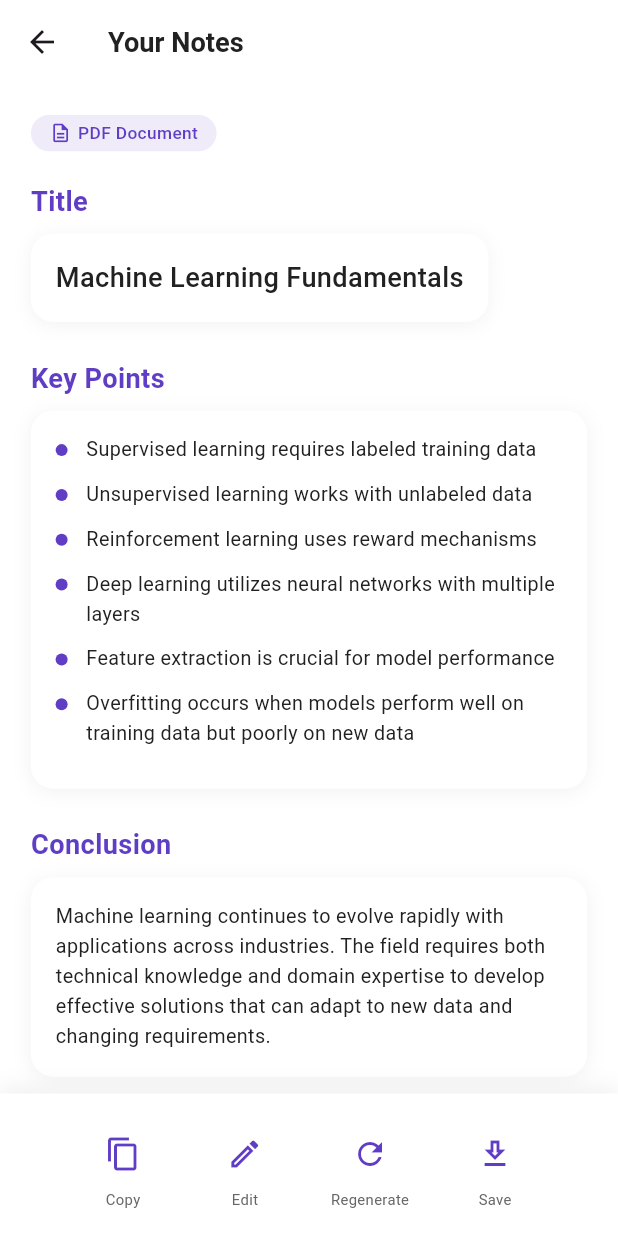
After one commit to Masab2/ZapDocs, a Flutter app: the NotesView screen opened by its route, on a phone screen of 412 x 824 dp. The commit adds this screen. Run offline on Flutter 3.47's test engine with Material 3 defaults, Android fonts, the phone set to English and light mode, and no system bars; our stand-ins replace another_flushbar, dotted_border, file_picker, freezed_annotation, pinput, shared_preferences; accounts and stored records are empty.

Commit message:
feat: Add notes generation and management functionality with UI integration

```diff
--- a/lib/Config/App/app_url.dart
+++ b/lib/Config/App/app_url.dart
@@ -14,4 +14,11 @@ class AppUrl {
 
   // Update Password
   static const String updatePassword = '${baseUrl}user/update-password';
+
+  // Generate Notes Url
+  static const String generateNotes = '${baseUrl}api/summerize-notes';
+
+  // get notes
+  static String getNotes(userId) =>
+      '${baseUrl}api/get-all-notes?userId=$userId';
 }
--- a/lib/Config/Routes/route_name.dart
+++ b/lib/Config/Routes/route_name.dart
@@ -6,4 +6,7 @@ class RouteNames {
   static const String checkEmailView = '/checkEmailView';
   static const String verifyPinView = '/verifyPinView';
   static const String updatePasswordView = '/updatePasswordView';
+
+ // Notes View
+  static const String notesView = '/notesView';
 }
--- a/lib/Config/Routes/routes.dart
+++ b/lib/Config/Routes/routes.dart
@@ -40,6 +40,11 @@ class Routes {
             email: email,
           ),
         );
+      case RouteNames.notesView:
+        return MaterialPageRoute(
+          builder: (context) => NotesView(),
+        );
+
       default:
         return MaterialPageRoute(
           builder: (_) {
--- /dev/null
+++ b/lib/Config/Utils/extract_notes_util.dart
@@ -0,0 +1,54 @@
+class ExtractNotesUtil {
+  static Map<String, dynamic> extractHeadingsAndContent(String summary) {
+    final lines = summary.split('\n');
+    final Map<String, dynamic> result = {
+      'Title': '',
+      'Key Points': <String>[],
+      'Conclusion': '',
+    };
+
+    String? currentKey;
+    List<String> keyTakeawayList = [];
+    StringBuffer conclusionContent = StringBuffer();
+
+    for (final line in lines) {
+      final trimmedLine = line.trim();
+
+      if (trimmedLine.startsWith('Title:')) {
+        result['Title'] = trimmedLine.replaceFirst('Title:', '').trim();
+        currentKey = null;
+        continue;
+      }
+
+      if (trimmedLine.startsWith('Key Points:')) {
+        currentKey = 'Key Points';
+        continue;
+      }
+
+      if (trimmedLine.startsWith('Conclusion:')) {
+        if (currentKey == 'Key Points') {
+          result['Key Points'] = keyTakeawayList;
+        }
+        currentKey = 'Conclusion';
+        conclusionContent.clear();
+        conclusionContent
+            .writeln(trimmedLine.replaceFirst('Conclusion:', '').trim());
+        continue;
+      }
+
+      if (currentKey == 'Key Points' && trimmedLine.startsWith('- ')) {
+        keyTakeawayList.add(trimmedLine.substring(2).trim());
+      } else if (currentKey == 'Conclusion') {
+        conclusionContent.writeln(trimmedLine);
+      }
+    }
+
+    if (currentKey == 'Key Points') {
+      result['Key Points'] = keyTakeawayList;
+    } else if (currentKey == 'Conclusion') {
+      result['Conclusion'] = conclusionContent.toString().trim();
+    }
+
+    return result;
+  }
+}
--- /dev/null
+++ b/lib/Model/NotesModel/notes_model.dart
@@ -0,0 +1,15 @@
+import 'package:freezed_annotation/freezed_annotation.dart';
+
+part 'notes_model.freezed.dart';
+part 'notes_model.g.dart';
+
+@freezed
+abstract class NotesModel with _$NotesModel {
+  factory NotesModel({
+    @JsonKey(name: "content") @Default("") String? content,
+    @JsonKey(name: "docType") @Default("") String? docType,
+  }) = _NotesModel;
+
+  factory NotesModel.fromJson(Map<String, dynamic> json) =>
+      _$NotesModelFromJson(json);
+}
--- /dev/null
+++ b/lib/Repository/NotesRepo/notes_repo.dart
@@ -0,0 +1,5 @@
+import 'package:zapdocs/Model/NotesModel/notes_model.dart';
+
+abstract class NotesRepo {
+  Future<NotesModel> generateNotes(file);
+}
--- /dev/null
+++ b/lib/Services/LocalStorage/local_storage.dart
@@ -0,0 +1,18 @@
+import 'package:shared_preferences/shared_preferences.dart';
+
+class LocalStorage {
+  Future<bool> setValue(String key, String value) async {
+    final prefs = await SharedPreferences.getInstance();
+    return await prefs.setString(key, value);
+  }
+
+  Future<String?> readValue(String key) async {
+    final prefs = await SharedPreferences.getInstance();
+    return prefs.getString(key);
+  }
+
+  Future<bool> clearValue(String key) async {
+    final prefs = await SharedPreferences.getInstance();
+    return await prefs.remove(key);
+  }
+}
--- a/lib/View/Auth/ForgetPassword/check_email_view.dart
+++ b/lib/View/Auth/ForgetPassword/check_email_view.dart
@@ -4,7 +4,6 @@ import 'package:zapdocs/Config/Components/AuthHeaderComp/auth_header_comp.dart';
 import 'package:zapdocs/Config/Components/AuthfeildsComp/auth_feild_comp.dart';
 import 'package:zapdocs/Config/Components/RoundBtn/round_btn.dart';
 import 'package:zapdocs/Config/Extenshion/extenshion.dart';
-import 'package:zapdocs/Config/Routes/route_name.dart';
 import 'package:zapdocs/ViewModel/AuthViewModel/auth_viewModel.dart';
 
 class CheckEmailView extends StatefulWidget {
--- a/lib/View/Auth/ForgetPassword/verify_pin_view.dart
+++ b/lib/View/Auth/ForgetPassword/verify_pin_view.dart
@@ -1,12 +1,9 @@
-import 'dart:developer';
-
 import 'package:flutter/material.dart';
 import 'package:pinput/pinput.dart';
 import 'package:provider/provider.dart';
 import 'package:zapdocs/Config/Components/AuthHeaderComp/auth_header_comp.dart';
 import 'package:zapdocs/Config/Components/RoundBtn/round_btn.dart';
 import 'package:zapdocs/Config/Extenshion/extenshion.dart';
-import 'package:zapdocs/Config/Routes/route_name.dart';
 import 'package:zapdocs/ViewModel/AuthViewModel/auth_viewModel.dart';
 
 class VerifyPinView extends StatefulWidget {
--- /dev/null
+++ b/lib/View/NotesView/notes_view.dart
@@ -0,0 +1,333 @@
+import 'package:flutter/material.dart';
+import 'package:zapdocs/Config/Color/app_color.dart';
+import 'package:zapdocs/Config/Extenshion/extenshion.dart';
+
+class NotesView extends StatefulWidget {
+  const NotesView({super.key});
+
+  @override
+  State<NotesView> createState() => _NotesViewState();
+}
+
+class _NotesViewState extends State<NotesView> {
+  // Sample data - in real app this would come from your database
+  final Map<String, dynamic> notesData = {
+    'title': 'Machine Learning Fundamentals',
+    'keyPoints': [
+      'Supervised learning requires labeled training data',
+      'Unsupervised learning works with unlabeled data',
+      'Reinforcement learning uses reward mechanisms',
+      'Deep learning utilizes neural networks with multiple layers',
+      'Feature extraction is crucial for model performance',
+      'Overfitting occurs when models perform well on training data but poorly on new data'
+    ],
+    'conclusion':
+        'Machine learning continues to evolve rapidly with applications across industries. The field requires both technical knowledge and domain expertise to develop effective solutions that can adapt to new data and changing requirements.'
+  };
+
+
+  @override
+  Widget build(BuildContext context) {
+    return Scaffold(
+      backgroundColor: Colors.white,
+      appBar: AppBar(
+        backgroundColor: Colors.white,
+        elevation: 0,
+
+        title: Text(
+          'Your Notes',
+          style: TextStyle(
+            fontSize: context.mh * 0.022,
+            fontWeight: FontWeight.w600,
+            color: AppColor.primaryText,
+          ),
+        ),
+      ),
+      body: SingleChildScrollView(
+        child: Padding(
+          padding: EdgeInsets.all(context.mw * 0.05),
+          child: Column(
+            crossAxisAlignment: CrossAxisAlignment.start,
+            children: [
+              // Document Type Indicator
+              Container(
+                padding: EdgeInsets.symmetric(
+                  horizontal: context.mw * 0.03,
+                  vertical: context.mh * 0.005,
+                ),
+                decoration: BoxDecoration(
+                  color: AppColor.primaryColor.withOpacity(0.1),
+                  borderRadius: BorderRadius.circular(20),
+                ),
+                child: Row(
+                  mainAxisSize: MainAxisSize.min,
+                  children: [
+                    Icon(
+                      Icons.description_outlined,
+                      color: AppColor.primaryColor,
+                      size: context.mh * 0.018,
+                    ),
+                    SizedBox(width: context.mw * 0.01),
+                    Text(
+                      'PDF Document',
+                      style: TextStyle(
+                        color: AppColor.primaryColor,
+                        fontSize: context.mh * 0.014,
+                        fontWeight: FontWeight.w500,
+                      ),
+                    ),
+                  ],
+                ),
+              ),
+
+              SizedBox(height: context.mh * 0.025),
+
+              // Title Section
+              Text(
+                'Title',
+                style: TextStyle(
+                  fontSize: context.mh * 0.022,
+                  fontWeight: FontWeight.w600,
+                  color: AppColor.primaryColor,
+                ),
+              ),
+              SizedBox(height: context.mh * 0.01),
+              Container(
+                padding: EdgeInsets.all(context.mw * 0.04),
+                decoration: BoxDecoration(
+                  color: Colors.white,
+                  borderRadius: BorderRadius.circular(15),
+                  boxShadow: [
+                    BoxShadow(
+                      color: Colors.black.withOpacity(0.05),
+                      blurRadius: 10,
+                      spreadRadius: 0,
+                      offset: const Offset(0, 2),
+                    ),
+                  ],
+                ),
+                child: Text(
+                  notesData['title'],
+                  style: TextStyle(
+                    fontSize: context.mh * 0.022,
+                    fontWeight: FontWeight.w500,
+                    color: AppColor.primaryText,
+                  ),
+                ),
+              ),
+
+              SizedBox(height: context.mh * 0.03),
+
+              // Key Points Section
+              Text(
+                'Key Points',
+                style: TextStyle(
+                  fontSize: context.mh * 0.022,
+                  fontWeight: FontWeight.w600,
+                  color: AppColor.primaryColor,
+                ),
+              ),
+              SizedBox(height: context.mh * 0.01),
+              Container(
+                padding: EdgeInsets.all(context.mw * 0.04),
+                decoration: BoxDecoration(
+                  color: Colors.white,
+                  borderRadius: BorderRadius.circular(15),
+                  boxShadow: [
+                    BoxShadow(
+                      color: Colors.black.withOpacity(0.05),
+                      blurRadius: 10,
+                      spreadRadius: 0,
+                      offset: const Offset(0, 2),
+                    ),
+                  ],
+                ),
+                child: Column(
+                  crossAxisAlignment: CrossAxisAlignment.start,
+                  children: [
+                    ...List.generate(
+                      notesData['keyPoints'].length,
+                      (index) => Padding(
+                        padding: EdgeInsets.only(bottom: context.mh * 0.012),
+                        child: Row(
+                          crossAxisAlignment: CrossAxisAlignment.start,
+                          children: [
+                            Padding(
+                              padding: EdgeInsets.only(top: 6),
+                              child: Container(
+                                width: 8,
+                                height: 8,
+                                decoration: BoxDecoration(
+                                  shape: BoxShape.circle,
+                                  color: AppColor.primaryColor,
+                                ),
+                              ),
+                            ),
+                            SizedBox(width: context.mw * 0.03),
+                            Expanded(
+                              child: Text(
+                                notesData['keyPoints'][index],
+                                style: TextStyle(
+                                  fontSize: context.mh * 0.016,
+                                  color: AppColor.primaryText,
+                                  height: 1.5,
+                                ),
+                              ),
+                            ),
+                          ],
+                        ),
+                      ),
+                    ),
+                  ],
+                ),
+              ),
+
+              SizedBox(height: context.mh * 0.03),
+
+              // Conclusion Section
+              Text(
+                'Conclusion',
+                style: TextStyle(
+                  fontSize: context.mh * 0.022,
+                  fontWeight: FontWeight.w600,
+                  color: AppColor.primaryColor,
+                ),
+              ),
+              SizedBox(height: context.mh * 0.01),
+              Container(
+                padding: EdgeInsets.all(context.mw * 0.04),
+                decoration: BoxDecoration(
+                  color: Colors.white,
+                  borderRadius: BorderRadius.circular(15),
+                  boxShadow: [
+                    BoxShadow(
+                      color: Colors.black.withOpacity(0.05),
+                      blurRadius: 10,
+                      spreadRadius: 0,
+                      offset: const Offset(0, 2),
+                    ),
+                  ],
+                ),
+                child: Text(
+                  notesData['conclusion'],
+                  style: TextStyle(
+                    fontSize: context.mh * 0.016,
+                    color: AppColor.primaryText,
+                    height: 1.5,
+                  ),
+                ),
+              ),
+            ],
+          ),
+        ),
+      ),
+      bottomNavigationBar: Container(
+        padding: EdgeInsets.symmetric(
+          horizontal: context.mw * 0.06,
+          vertical: context.mh * 0.02,
+        ),
+        decoration: BoxDecoration(
+          color: Colors.white,
+          boxShadow: [
+            BoxShadow(
+              color: Colors.black.withOpacity(0.05),
+              blurRadius: 10,
+              offset: const Offset(0, -5),
+            ),
+          ],
+        ),
+        child: Row(
+          mainAxisAlignment: MainAxisAlignment.spaceEvenly,
+          children: [
+            _buildActionButton(
+              context,
+              Icons.copy_outlined,
+              'Copy',
+              () {
+                // Copy functionality
+                ScaffoldMessenger.of(context).showSnackBar(
+                  SnackBar(
+                    content: const Text('Notes copied to clipboard'),
+                    duration: const Duration(seconds: 1),
+                    behavior: SnackBarBehavior.floating,
+                    shape: RoundedRectangleBorder(
+                      borderRadius: BorderRadius.circular(10),
+                    ),
+                  ),
+                );
+              },
+            ),
+            _buildActionButton(
+              context,
+              Icons.edit_outlined,
+              'Edit',
+              () {
+                // Edit functionality
+              },
+            ),
+            _buildActionButton(
+              context,
+              Icons.refresh_outlined,
+              'Regenerate',
+              () {
+                // Regenerate functionality
+                ScaffoldMessenger.of(context).showSnackBar(
+                  SnackBar(
+                    content: const Text('Regenerating notes...'),
+                    duration: const Duration(seconds: 2),
+                    behavior: SnackBarBehavior.floating,
+                    shape: RoundedRectangleBorder(
+                      borderRadius: BorderRadius.circular(10),
+                    ),
+                  ),
+                );
+              },
+            ),
+            _buildActionButton(
+              context,
+              Icons.download_outlined,
+              'Save',
+              () {
+                // Save functionality
+                ScaffoldMessenger.of(context).showSnackBar(
+                  SnackBar(
+                    content: const Text('Saving notes...'),
+                    duration: const Duration(seconds: 1),
+                    behavior: SnackBarBehavior.floating,
+                    shape: RoundedRectangleBorder(
+                      borderRadius: BorderRadius.circular(10),
+                    ),
+                  ),
+                );
+              },
+            ),
+          ],
+        ),
+      ),
+    );
+  }
+
+  Widget _buildActionButton(
+    BuildContext context,
+    IconData icon,
+    String label,
+    VoidCallback onPressed,
+  ) {
+    return Column(
+      mainAxisSize: MainAxisSize.min,
+      children: [
+        IconButton(
+          icon: Icon(icon, color: AppColor.primaryColor),
+          onPressed: onPressed,
+        ),
+        Text(
+          label,
+          style: TextStyle(
+            fontSize: context.mh * 0.012,
+            color: AppColor.secondaryText,
+          ),
+        ),
+      ],
+    );
+  }
+}
--- a/lib/View/view.dart
+++ b/lib/View/view.dart
@@ -13,3 +13,6 @@ export './Auth//ForgetPassword/update_password_view.dart';
 export './Auth/ForgetPassword/verify_pin_view.dart';
 // Home View
 export './Home/home_view.dart';
+
+// Notes View
+export './NotesView/notes_view.dart';
--- /dev/null
+++ b/lib/ViewModel/NotesViewModel/notes_viewModel.dart
@@ -0,0 +1,5 @@
+import 'package:flutter/foundation.dart';
+
+class NotesViewmodel with ChangeNotifier {
+
+}
--- a/pubspec.yaml
+++ b/pubspec.yaml
@@ -46,6 +46,7 @@ dependencies:
   json_annotation: ^4.9.0
   another_flushbar: ^1.12.30
   pinput: ^5.0.1
+  shared_preferences: ^2.5.3
 icons_launcher:
   image_path: "assets/images/zapdocslogo.png"
   platforms:
```
Also changed, not shown: lib/Repository/NotesRepo/notes_http_repo.dart (added, +21 -0 lines), lib/Services/SessionController/session_controller.dart (added, +56 -0 lines), lib/View/Home/home_view.dart (+6 -26 lines), lib/ViewModel/AuthViewModel/auth_viewModel.dart (+10 -3 lines), lib/Model/NotesModel/notes_model.freezed.dart (added), lib/Model/NotesModel/notes_model.g.dart (added), pubspec.lock.
